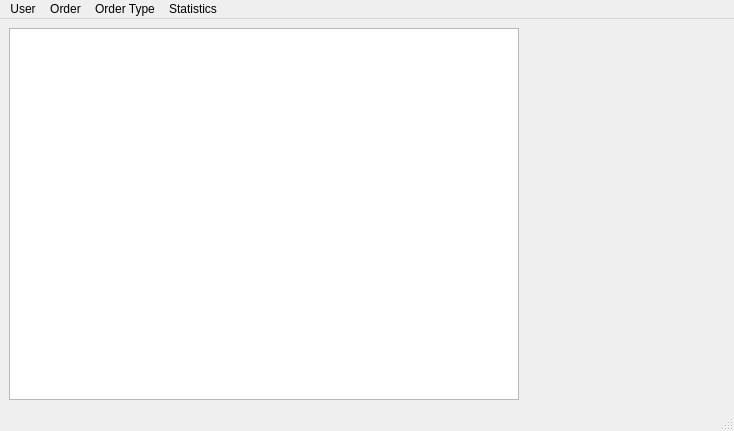
Before: the Qt Designer form main.ui in lynx-cpp/ExpressDeliveryApp, drawn with Qt 5.
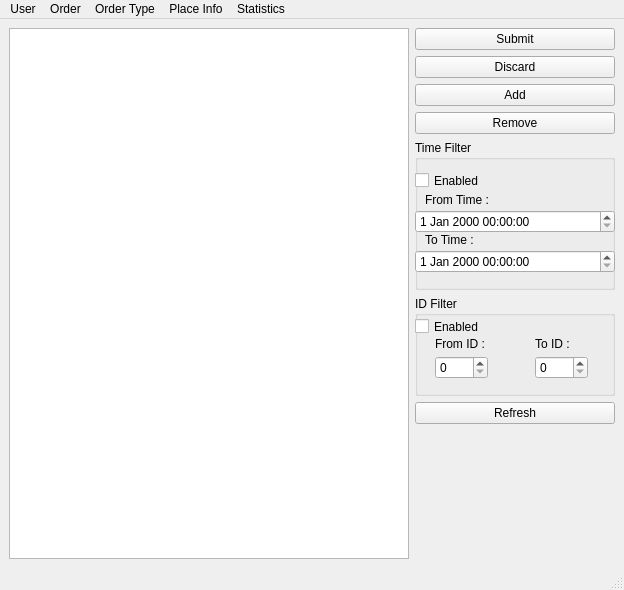
After: the same form once the commit is applied.

```diff
--- a/main.ui
+++ b/main.ui
@@ -6,8 +6,8 @@
    <rect>
     <x>0</x>
     <y>0</y>
-    <width>734</width>
-    <height>431</height>
+    <width>624</width>
+    <height>590</height>
    </rect>
   </property>
   <property name="windowTitle">
@@ -27,15 +27,193 @@
        <number>0</number>
       </property>
       <item>
-       <widget class="QLabel" name="label">
+       <widget class="QPushButton" name="submitButton">
+        <property name="text">
+         <string>Submit</string>
+        </property>
+       </widget>
+      </item>
+      <item>
+       <widget class="QPushButton" name="discardButton">
+        <property name="text">
+         <string>Discard</string>
+        </property>
+       </widget>
+      </item>
+      <item>
+       <widget class="QPushButton" name="addButton">
+        <property name="text">
+         <string>Add</string>
+        </property>
+       </widget>
+      </item>
+      <item>
+       <widget class="QPushButton" name="removeButton">
+        <property name="text">
+         <string>Remove</string>
+        </property>
+       </widget>
+      </item>
+      <item>
+       <widget class="QGroupBox" name="timeFilterGroupBox">
         <property name="minimumSize">
          <size>
-          <width>200</width>
-          <height>0</height>
+          <width>0</width>
+          <height>150</height>
          </size>
         </property>
+        <property name="title">
+         <string>Time Filter</string>
+        </property>
+        <widget class="QLabel" name="filterFromLabel">
+         <property name="geometry">
+          <rect>
+           <x>10</x>
+           <y>50</y>
+           <width>200</width>
+           <height>20</height>
+          </rect>
+         </property>
+         <property name="maximumSize">
+          <size>
+           <width>16777215</width>
+           <height>20</height>
+          </size>
+         </property>
+         <property name="text">
+          <string>From Time :</string>
+         </property>
+        </widget>
+        <widget class="QDateTimeEdit" name="dateTimeEdit_from">
+         <property name="geometry">
+          <rect>
+           <x>0</x>
+           <y>70</y>
+           <width>200</width>
+           <height>23</height>
+          </rect>
+         </property>
+        </widget>
+        <widget class="QLabel" name="filterToLabel">
+         <property name="geometry">
+          <rect>
+           <x>10</x>
+           <y>90</y>
+           <width>200</width>
+           <height>20</height>
+          </rect>
+         </property>
+         <property name="maximumSize">
+          <size>
+           <width>16777215</width>
+           <height>20</height>
+          </size>
+         </property>
+         <property name="text">
+          <string>To Time :</string>
+         </property>
+        </widget>
+        <widget class="QDateTimeEdit" name="dateTimeEdit_to">
+         <property name="geometry">
+          <rect>
+           <x>0</x>
+           <y>110</y>
+           <width>200</width>
+           <height>23</height>
+          </rect>
+         </property>
+        </widget>
+        <widget class="QCheckBox" name="timeFilterCheckBox">
+         <property name="geometry">
+          <rect>
+           <x>0</x>
+           <y>30</y>
+           <width>200</width>
+           <height>21</height>
+          </rect>
+         </property>
+         <property name="text">
+          <string>Enabled</string>
+         </property>
+        </widget>
+       </widget>
+      </item>
+      <item>
+       <widget class="QGroupBox" name="idFilterGroupBox">
+        <property name="minimumSize">
+         <size>
+          <width>0</width>
+          <height>100</height>
+         </size>
+        </property>
+        <property name="title">
+         <string>ID Filter</string>
+        </property>
+        <widget class="QCheckBox" name="idFilterCheckBox">
+         <property name="geometry">
+          <rect>
+           <x>0</x>
+           <y>20</y>
+           <width>201</width>
+           <height>21</height>
+          </rect>
+         </property>
+         <property name="text">
+          <string>Enabled</string>
+         </property>
+        </widget>
+        <widget class="QLabel" name="fromIdLabel">
+         <property name="geometry">
+          <rect>
+           <x>20</x>
+           <y>40</y>
+           <width>61</width>
+           <height>16</height>
+          </rect>
+         </property>
+         <property name="text">
+          <string>From ID :</string>
+         </property>
+        </widget>
+        <widget class="QSpinBox" name="fromIdSpinBox">
+         <property name="geometry">
+          <rect>
+           <x>20</x>
+           <y>60</y>
+           <width>53</width>
+           <height>23</height>
+          </rect>
+         </property>
+        </widget>
+        <widget class="QLabel" name="label_2">
+         <property name="geometry">
+          <rect>
+           <x>120</x>
+           <y>40</y>
+           <width>61</width>
+           <height>16</height>
+          </rect>
+         </property>
+         <property name="text">
+          <string>To ID :</string>
+         </property>
+        </widget>
+        <widget class="QSpinBox" name="toIdSpinBox">
+         <property name="geometry">
+          <rect>
+           <x>120</x>
+           <y>60</y>
+           <width>53</width>
+           <height>23</height>
+          </rect>
+         </property>
+        </widget>
+       </widget>
+      </item>
+      <item>
+       <widget class="QPushButton" name="refreshButton">
         <property name="text">
-         <string/>
+         <string>Refresh</string>
         </property>
        </widget>
       </item>
@@ -52,6 +230,19 @@
         </property>
        </widget>
       </item>
+      <item>
+       <widget class="QLabel" name="label">
+        <property name="minimumSize">
+         <size>
+          <width>200</width>
+          <height>0</height>
+         </size>
+        </property>
+        <property name="text">
+         <string/>
+        </property>
+       </widget>
+      </item>
      </layout>
     </item>
    </layout>
@@ -61,7 +252,7 @@
     <rect>
      <x>0</x>
      <y>0</y>
-     <width>734</width>
+     <width>624</width>
      <height>21</height>
     </rect>
    </property>
@@ -96,11 +287,19 @@
      <string>Statistics</string>
     </property>
     <addaction name="actionToday"/>
-    <addaction name="actionOther_Time"/>
+    <addaction name="actionOtherTime"/>
+   </widget>
+   <widget class="QMenu" name="menuPlace_Info">
+    <property name="title">
+     <string>Place Info</string>
+    </property>
+    <addaction name="actionList_Place_Info"/>
+    <addaction name="actionNew_Place_Info"/>
    </widget>
    <addaction name="menuUser"/>
    <addaction name="menuOrder"/>
    <addaction name="menuOrderType"/>
+   <addaction name="menuPlace_Info"/>
    <addaction name="menuStatistics"/>
   </widget>
   <widget class="QStatusBar" name="statusbar"/>
```
Left out of the diff: 30 changed lines with no effect on the pictures.
